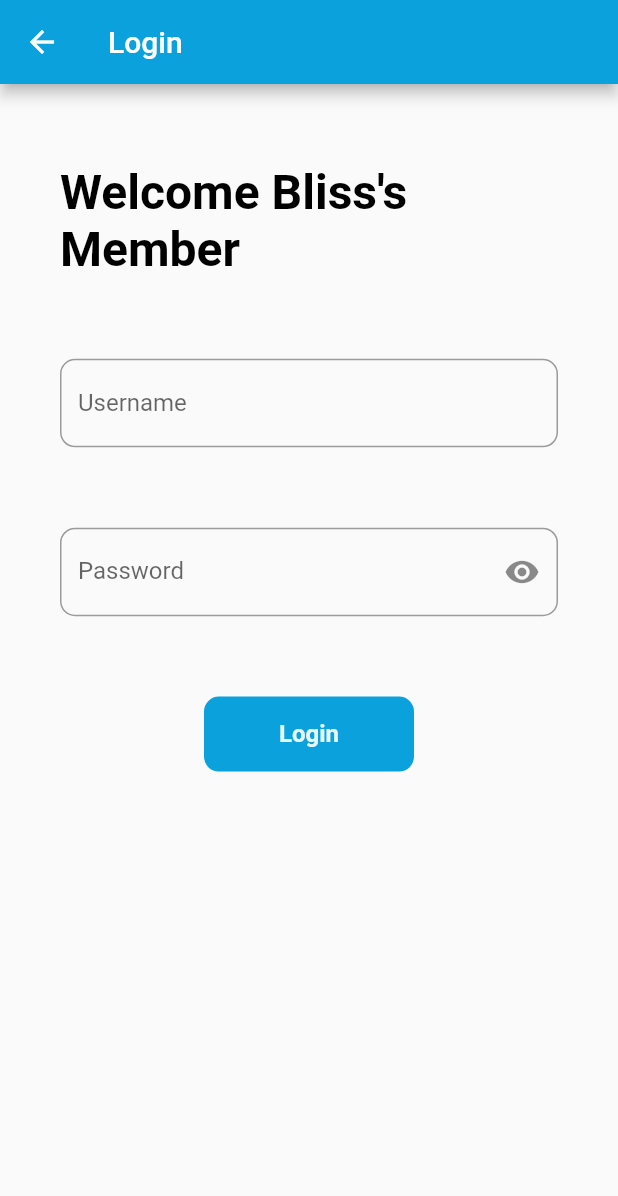
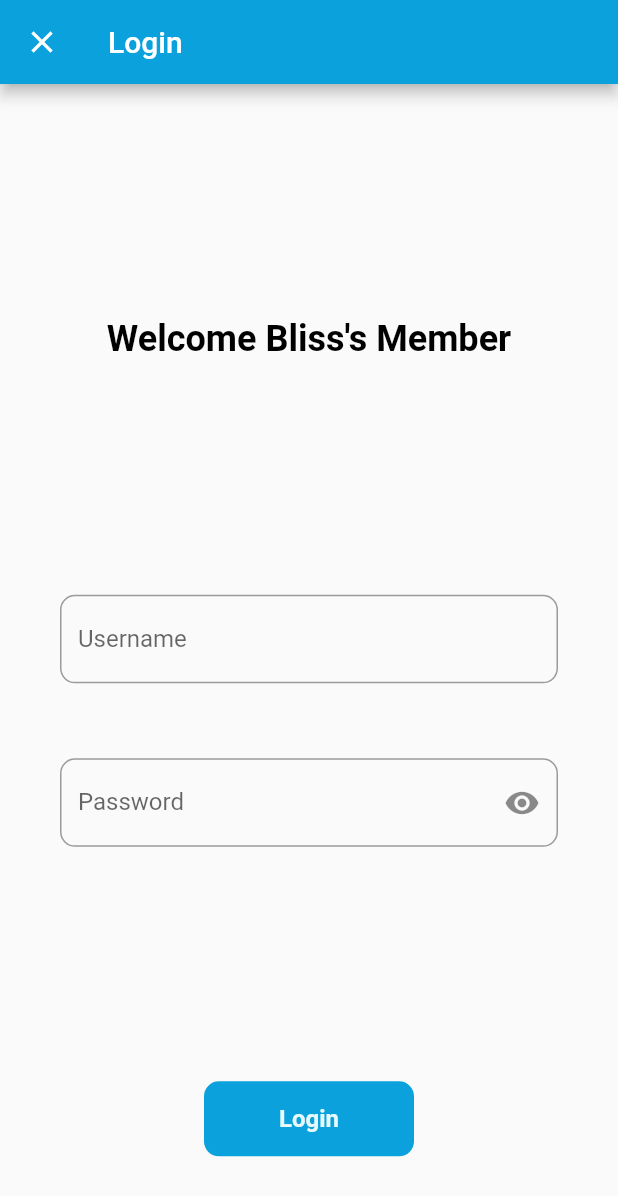
Before and after one commit to thurakhant/Bliss-App, a Flutter app: the screen it shows after launch, after a tap on "Login", on a phone screen of 412 x 824 dp. Shown: the top 1196 px of the screen. Run offline on Flutter 3.47's test engine with Material 2 defaults, Android fonts, the phone set to English and light mode, and no system bars; our stand-ins replace firebase_auth, firebase_core; accounts and stored records are empty; Roboto replaces fonts that are missing (Poppin).

Commit message:
refrectoring ui

```diff
--- a/lib/app.dart
+++ b/lib/app.dart
@@ -1,12 +1,13 @@
-import 'package:bliss/constant/colors.dart';
-import 'package:bliss/screens/main_page.dart';
-import 'package:bliss/screens/page/activity.dart';
-import 'package:bliss/screens/page/home.dart';
-import 'package:bliss/screens/setup/login_page.dart';
-import 'package:bliss/screens/page/profile.dart';
-import 'package:bliss/screens/page/sechdule.dart';
-import 'package:bliss/screens/welcome_page.dart';
-import 'package:bliss/screens/setup/register_page.dart';
+import 'constant/colors.dart';
+import 'screens/main_page.dart';
+import 'screens/page/activity.dart';
+import 'screens/page/home.dart';
+
+import 'screens/page/profile.dart';
+import 'screens/page/sechdule.dart';
+import 'screens/setup/login_page.dart';
+import 'screens/welcome_page.dart';
+import 'screens/setup/register_page.dart';
 import 'package:flutter/material.dart';
 
 class BlissApp extends StatelessWidget {
@@ -23,7 +24,7 @@ class BlissApp extends StatelessWidget {
         '/': (context) => const WelcomePage(),
         '/login': (context) => const LoginPage(),
         '/register': (context) => const RegisterPage(),
-        '/main': (context) => const MainPage(),
+        // '/main': (context) => const MainPage(),
         '/home': (context) => Home(),
         '/sechdule': (context) => const Sechdule(),
         'activity': (context) => const Activity(),
--- a/lib/main.dart
+++ b/lib/main.dart
@@ -1,5 +1,5 @@
-import 'package:bliss/app.dart';
-import 'package:bliss/firebase_options.dart';
+import 'app.dart';
+import 'firebase_options.dart';
 import 'package:firebase_core/firebase_core.dart';
 import 'package:flutter/material.dart';
 
@@ -8,5 +8,5 @@ void main() async {
   await Firebase.initializeApp(
     options: DefaultFirebaseOptions.currentPlatform,
   );
-  runApp(BlissApp());
+  runApp(const BlissApp());
 }
--- a/lib/screens/setup/login_page.dart
+++ b/lib/screens/setup/login_page.dart
@@ -1,7 +1,6 @@
-import 'package:bliss/constant/colors.dart';
-import 'package:bliss/screens/main_page.dart';
-import 'package:bliss/screens/page/home.dart';
-import 'package:bliss/widgets/bliss_button.dart';
+import '../../constant/colors.dart';
+import '../page/home.dart';
+import '../../widgets/bliss_button.dart';
 import 'package:flutter/material.dart';
 import 'package:firebase_auth/firebase_auth.dart';
 
@@ -13,31 +12,16 @@ class LoginPage extends StatefulWidget {
 }
 
 class _LoginPageState extends State<LoginPage> {
-  Future<void> signIn() async {
-    // Validate Field
-    final formState = formKey.currentState;
-    if (formState!.validate()) {
-      //Login with firebase
-      formState.save();
-      try {
-        UserCredential user = await FirebaseAuth.instance
-            .signInWithEmailAndPassword(
-                email: email.toString(), password: password.toString());
-        Navigator.push(
-            context, MaterialPageRoute(builder: (context) => MainPage()));
-      } catch (e) {
-        print(e.toString());
-      }
-    }
-  }
+  final GlobalKey<FormState> formKey = GlobalKey<FormState>();
+  String? email, password;
 
-  String? email, password;
-  final GlobalKey<FormState> formKey = GlobalKey<FormState>();
   bool _isObsure = true;
 
   @override
   Widget build(BuildContext context) {
-    return Scaffold(
+    return GestureDetector(
+      onTap: () => FocusManager.instance.primaryFocus?.unfocus(),
+      child: Scaffold(
         appBar: AppBar(
           backgroundColor: blissblue200,
           title: const Text('Login'),
@@ -47,30 +31,35 @@ class _LoginPageState extends State<LoginPage> {
           child: Form(
             key: formKey,
             child: Column(
-            children: [
-              Expanded(
-                flex: 2,
-                child: Column(
               mainAxisAlignment: MainAxisAlignment.spaceEvenly,
               children: [
+                SizedBox(height: 50),
                 Text(
                   "Welcome Bliss's Member",
-                      style: Theme.of(context).textTheme.headline1,
+                  style: Theme.of(context).textTheme.headline2,
                 ),
-                    TextFormField(
-                      validator: (input) {
-                        if (input!.isEmpty) return 'Please type an username.';
-                      },
-                      onSaved: (input) => email = input,
-                      decoration: const InputDecoration(
-                        label: Text('Username'),
-                        hintText: 'Enter Your Username',
-                        border: OutlineInputBorder(
-                          borderRadius: BorderRadius.all(Radius.circular(10)),
+                SizedBox(height: 50),
+                Container(
+                  child: Column(
+                    children: [
+                      emailField(),
+                      SizedBox(height: 50),
+                      passwordField(),
+                    ],
+                  ),
+                ),
+                SizedBox(height: 50),
+                BlissButton(color: blissblue200, onTap: signIn, text: 'Login'),
+              ],
             ),
           ),
         ),
-                    TextFormField(
+      ),
+    );
+  }
+
+  TextFormField passwordField() {
+    return TextFormField(
       validator: (input) {
         if (input!.length < 6) {
           return 'Please type an password.';
@@ -80,9 +69,7 @@ class _LoginPageState extends State<LoginPage> {
       obscureText: _isObsure,
       decoration: InputDecoration(
         suffixIcon: IconButton(
-                          icon: Icon(_isObsure
-                              ? Icons.visibility
-                              : Icons.visibility_off),
+          icon: Icon(_isObsure ? Icons.visibility : Icons.visibility_off),
           onPressed: () {
             setState(() {
               _isObsure = !_isObsure;
@@ -95,17 +82,43 @@ class _LoginPageState extends State<LoginPage> {
           borderRadius: BorderRadius.all(Radius.circular(10)),
         ),
       ),
-                    ),
-                    BlissButton(
-                        color: blissblue200, onTap: signIn, text: 'Login')
-                  ],
-                ),
-              ),
-              const Expanded(flex: 1, child: SizedBox())
-            ],
-          ),
+    );
+  }
+
+  TextFormField emailField() {
+    return TextFormField(
+      validator: (input) {
+        if (input!.isEmpty) return 'Please type an username.';
+        return null;
+      },
+      onSaved: (input) => email = input,
+      decoration: const InputDecoration(
+        label: Text('Username'),
+        hintText: 'Enter Your Username',
+        border: OutlineInputBorder(
+          borderRadius: BorderRadius.all(Radius.circular(10)),
         ),
       ),
     );
   }
+
+  void signIn() async {
+    final User user;
+    final formState = formKey.currentState;
+    if (formState!.validate()) {
+      formState.save();
+      try {
+        final UserCredential userCredential = await FirebaseAuth.instance
+            .signInWithEmailAndPassword(
+                email: email.toString(), password: password.toString());
+        // ignore: use_build_context_synchronously
+        Navigator.push(
+            context,
+            MaterialPageRoute(
+                builder: (context) => Home(user: userCredential.user)));
+      } catch (e) {
+        print(e.toString());
       }
+    }
+  }
+}
--- a/lib/screens/welcome_page.dart
+++ b/lib/screens/welcome_page.dart
@@ -1,56 +1,77 @@
-import 'package:bliss/constant/colors.dart';
-import 'package:bliss/widgets/bliss_button.dart';
+import '../constant/colors.dart';
+import 'setup/login_page.dart';
+import 'setup/register_page.dart';
+import '../widgets/bliss_button.dart';
 import 'package:flutter/material.dart';
+
+// Go to SignIn
+MaterialPageRoute<dynamic> navigateToSigIn() {
+  return MaterialPageRoute(
+      builder: (context) => const LoginPage(), fullscreenDialog: true);
+}
+
+// Go to Register
+MaterialPageRoute<dynamic> navigateToRegister() {
+  return MaterialPageRoute(
+      builder: (context) => const RegisterPage(), fullscreenDialog: true);
+}
 
 class WelcomePage extends StatelessWidget {
   const WelcomePage({Key? key}) : super(key: key);
 
   @override
   Widget build(BuildContext context) {
-    return Scaffold(
-        appBar: AppBar(
-          title: const Text('Bliss App'),
-          backgroundColor: blissblue200,
-        ),
-        body: Padding(
-          padding: const EdgeInsets.symmetric(vertical: 60),
-          child: Column(
-            children: [
-              Expanded(
-                  flex: 1,
-                  child: Column(
-                    crossAxisAlignment: CrossAxisAlignment.center,
-                    mainAxisAlignment: MainAxisAlignment.spaceBetween,
-                    children: [
+    return welcomeScaffold(
+      appBar: blissAppBar("Bliss App"),
+      bodypadding: 60,
+      body: [
         Text(
           'Welcome Blisster',
           style: Theme.of(context).textTheme.headline1,
         ),
-                      Padding(
-                        padding: const EdgeInsets.symmetric(horizontal: 50),
-                        child: Row(
+        Row(
           mainAxisAlignment: MainAxisAlignment.spaceEvenly,
           children: [
             BlissButton(
                 color: blissblue200,
                 onTap: () {
-                                  Navigator.pushNamed(context, '/login');
+                  Navigator.push(context, navigateToSigIn());
                 },
                 text: 'Login'),
             BlissButton(
                 color: blissblue100,
                 onTap: () {
-                                  Navigator.pushNamed(context, '/register');
+                  Navigator.push(context, navigateToRegister());
                 },
-                                text: 'Register')
+                text: 'Register'),
           ],
         ),
-                      ),
       ],
-                  )),
-              const Expanded(flex: 1, child: SizedBox())
-            ],
-          ),
-        ));
+    );
   }
 }
+
+Scaffold welcomeScaffold(
+    {required double bodypadding,
+    required AppBar appBar,
+    required List<Widget> body}) {
+  return Scaffold(
+    appBar: appBar,
+    body: SafeArea(
+      child: Padding(
+        padding: EdgeInsets.symmetric(vertical: bodypadding),
+        child: Column(
+          mainAxisAlignment: MainAxisAlignment.spaceEvenly,
+          children: body,
+        ),
+      ),
+    ),
+  );
+}
+
+AppBar blissAppBar(String name) {
+  return AppBar(
+    automaticallyImplyLeading: false,
+    title: Text(name),
+  );
+}
--- a/lib/widgets/bliss_button.dart
+++ b/lib/widgets/bliss_button.dart
@@ -1,4 +1,4 @@
-import 'package:bliss/constant/colors.dart';
+import '../constant/colors.dart';
 import 'package:flutter/material.dart';
 
 class BlissButton extends StatelessWidget {
--- a/pubspec.yaml
+++ b/pubspec.yaml
@@ -38,6 +38,7 @@ dependencies:
   firebase_core: ^1.17.1
   firebase_analytics: ^9.1.9
   cloud_firestore: ^3.1.17
+  provider: ^6.0.3
 
 dev_dependencies:
   flutter_test:
```
Also changed, not shown: lib/screens/main_page.dart (+6 -6 lines), lib/screens/page/home.dart (+8 -4 lines), pubspec.lock, 2 other files. Lines whose indentation alone changed are shown as unchanged.
